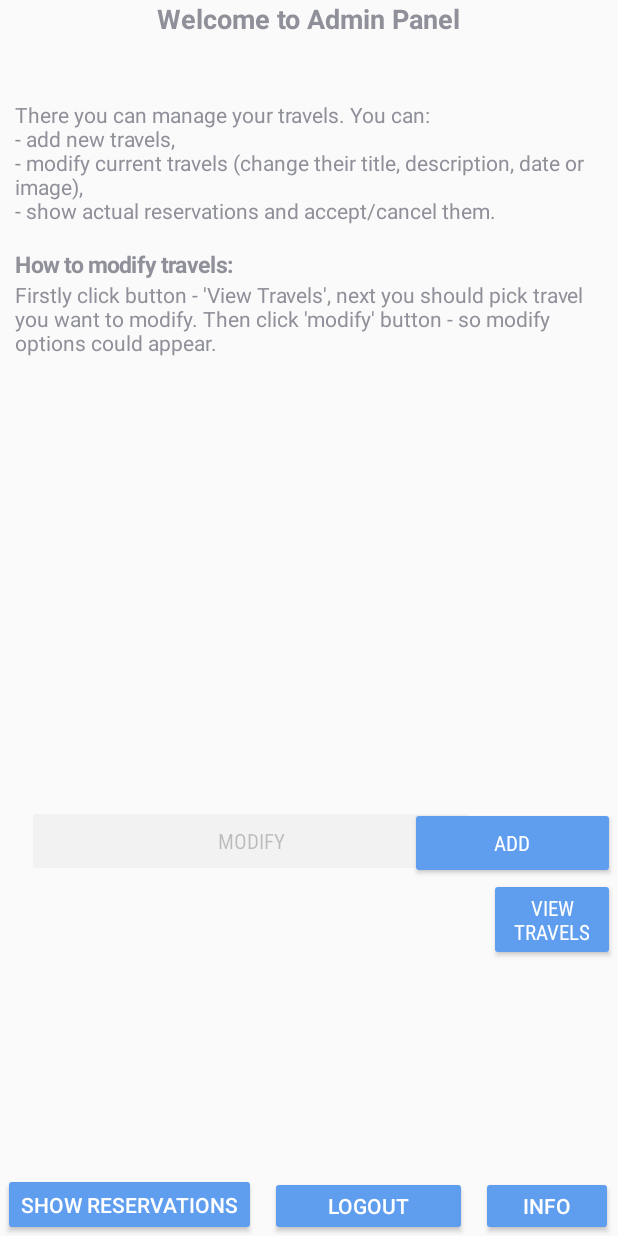
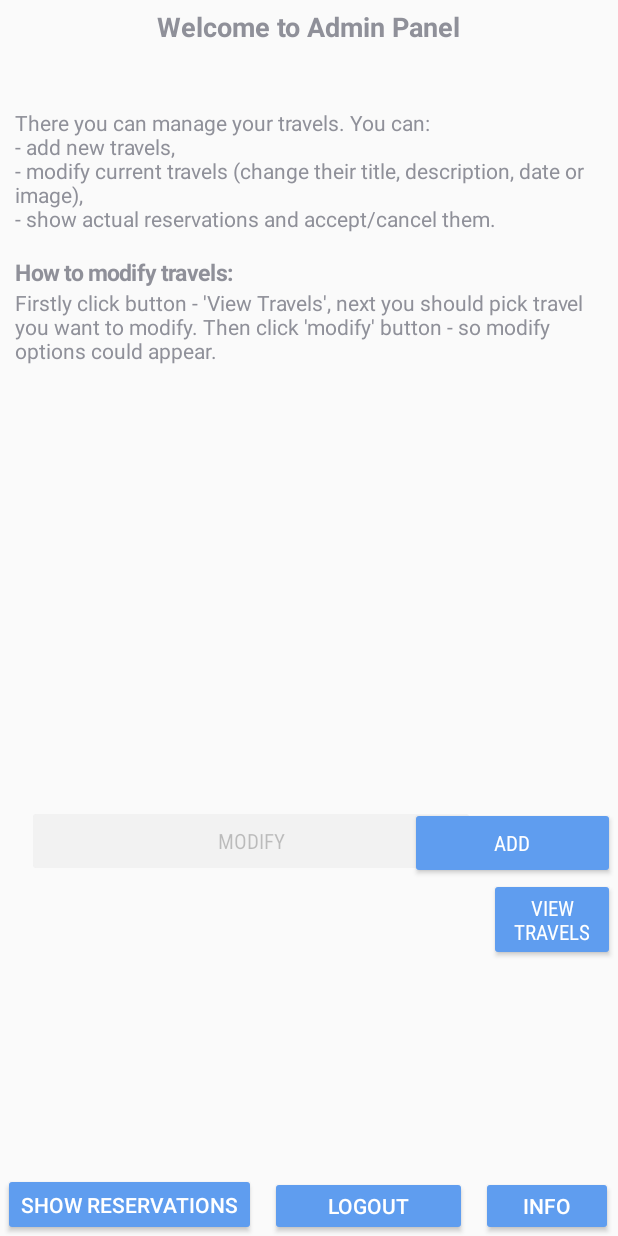
Before and after one commit to chuddyni/io_klient, an Android app: the AdminPanel screen opened directly, with no data from a screen before it, on a phone screen of 412 x 824 dp. Run offline under Robolectric (Android 15) with nearby library versions, the phone set to English and light mode, and no system bars; our stand-ins replace Picasso; libraries missing offline, so code that uses them is left out: com.parse; 1 statement that could not run was skipped.

Commit message:
layout final
ready to release

```diff
--- a/app/build.gradle
+++ b/app/build.gradle
@@ -27,6 +27,8 @@ dependencies {
     testImplementation 'junit:junit:4.12'
     androidTestImplementation 'com.android.support.test:runner:1.0.2'
     androidTestImplementation 'com.android.support.test.espresso:espresso-core:3.0.2'
+    testImplementation 'junit:junit:4.12'
+
     repositories {
         mavenCentral()
         jcenter()
--- a/app/src/main/java/domeny/niema/klient/LoginActivity.java
+++ b/app/src/main/java/domeny/niema/klient/LoginActivity.java
@@ -32,7 +32,6 @@ public class LoginActivity extends AppCompatActivity {
                 .build()
 
         );
-
 
         usernameView = findViewById(R.id.username);
         passwordView = findViewById(R.id.password);
@@ -77,7 +76,7 @@ public class LoginActivity extends AppCompatActivity {
 
 
 
-                            alertDisplayer("Sucessful Login","Welcome back " + usernameView.getText().toString() + "!");
+                            alertDisplayer(title,message + usernameView.getText().toString() + "!");
 
                         } else {
                             dlg.dismiss();
--- a/app/src/main/res/layout/activity_admin.xml
+++ b/app/src/main/res/layout/activity_admin.xml
@@ -92,13 +92,13 @@
 
     <ScrollView
         android:id="@+id/SView"
-        android:layout_width="364dp"
-        android:layout_height="281dp"
+        android:layout_width="wrap_content"
+        android:layout_height="276dp"
         android:layout_alignParentStart="true"
         android:layout_alignParentTop="true"
         android:layout_alignParentEnd="true"
         android:layout_marginStart="10dp"
-        android:layout_marginTop="0dp"
+        android:layout_marginTop="5dp"
         android:layout_marginEnd="10dp">
 
         <LinearLayout
```
